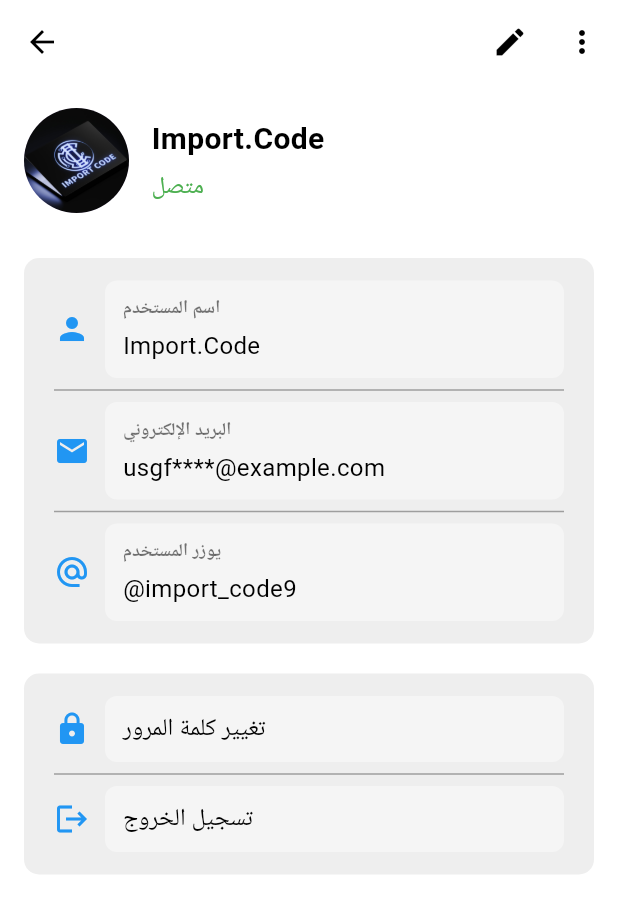
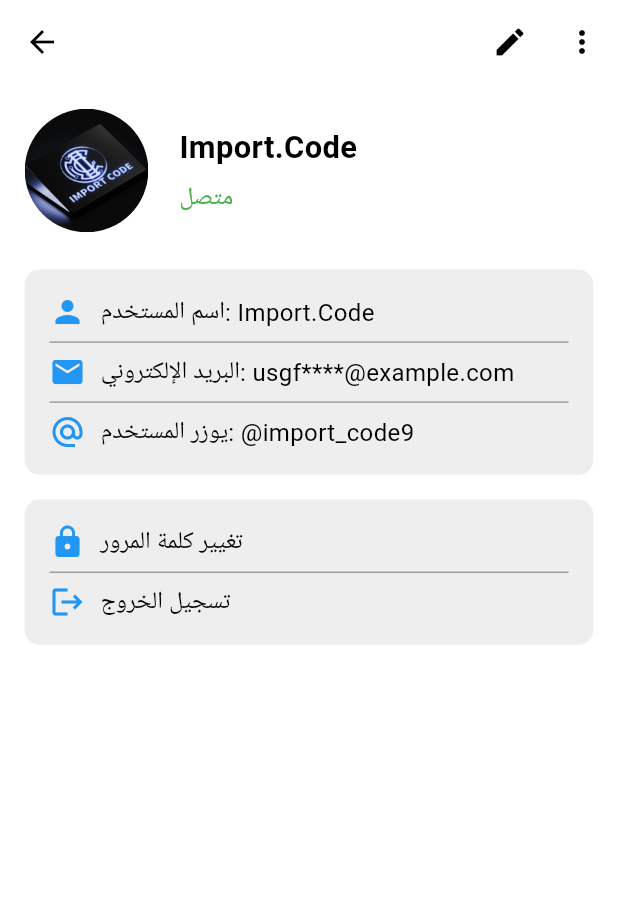
Before and after one commit to 4li9/invest, a Flutter app: the ProfileScreen screen opened by its route, on a phone screen of 412 x 824 dp. Shown: the top 913 px of the screen. Run offline on Flutter 3.47's test engine with Material 3 defaults, Android fonts, the phone set to English and light mode, and no system bars; our stand-ins replace flutter_screenutil, get, google_fonts.

Commit message:
تم عمل اتعديلات الاخيره على المشروع  واضفنا ايقونه للمشروع

```diff
--- a/lib/view/الصفحات/ProfileScreen.dart
+++ b/lib/view/الصفحات/ProfileScreen.dart
@@ -9,14 +9,13 @@
 }
 
 class _ProfileScreenState extends State<ProfileScreen> {
-  final String fullName = "Import.Code"; // الاسم الرباعي للمستخدم
-  final String email = "usgfgfer@example.com"; // البريد الإلكتروني
-  final String username = "@import_code9"; // يوزر المستخدم على التطبيق
+  final String fullName = "Import.Code";
+  final String email = "usgfgfer@example.com";
+  final String username = "@import_code9";
 
   ImageProvider<Object> profileImage =
-      AssetImage('assets/images/profile_picture.jpg'); // صورة الملف الشخصي
+      AssetImage('assets/images/profile_picture.jpg');
 
-  // دالة لتغيير صورة الملف الشخصي
   Future<void> _changeProfileImage() async {
     final pickedFile =
         await ImagePicker().pickImage(source: ImageSource.gallery);
@@ -27,7 +26,6 @@
     }
   }
 
-  // دالة لإخفاء جزء من البريد الإلكتروني
   String _obscureEmail(String email) {
     final parts = email.split('@');
     final username = parts[0];
@@ -41,44 +39,41 @@
 
   @override
   Widget build(BuildContext context) {
+    final screenWidth = MediaQuery.of(context).size.width;
+    final screenHeight = MediaQuery.of(context).size.height;
+
     return Scaffold(
-      backgroundColor: Colors.white, // تغيير الخلفية إلى الأبيض
+      backgroundColor: Colors.white,
       appBar: AppBar(
         backgroundColor: Colors.transparent,
         elevation: 0,
-        iconTheme: IconThemeData(
-            color: Colors.black), // تغيير لون الأيقونات إلى الأسود
+        iconTheme: IconThemeData(color: Colors.black),
         leading: IconButton(
           icon: Icon(Icons.arrow_back),
           onPressed: () {
-            Navigator.pop(context); // يرجع إلى الشاشة السابقة
+            Navigator.pop(context);
           },
         ),
         actions: [
           IconButton(
-            icon: Icon(Icons.edit, color: Colors.black), // أيقونة القلم للتعديل
+            icon: Icon(Icons.edit, color: Colors.black),
             onPressed: () {
               // وظيفة تعديل الملف الشخصي
             },
           ),
           PopupMenuButton<String>(
-            icon: Icon(Icons.more_vert,
-                color: Colors.black), // أيقونة الثلاث نقاط
-            color: Colors.grey[200], // لون خلفية القائمة
+            icon: Icon(Icons.more_vert, color: Colors.black),
+            color: Colors.grey[200],
             shape: RoundedRectangleBorder(
-              borderRadius: BorderRadius.circular(10), // إضافة حواف مستديرة
+              borderRadius: BorderRadius.circular(10),
             ),
             onSelected: (String value) {
-              // الإجراءات التي تحدث عند اختيار عنصر من القائمة
               switch (value) {
                 case 'edit_info':
-                  // وظيفة تعديل معلومات الملف الشخصي
                   break;
                 case 'change_language':
-                  // وظيفة تغيير لغة التطبيق
                   break;
                 case 'change_password':
-                  // وظيفة تغيير كلمة المرور
                   break;
               }
             },
@@ -86,45 +81,42 @@
               PopupMenuItem<String>(
                 value: 'edit_info',
                 child: Row(
-                  mainAxisAlignment:
-                      MainAxisAlignment.end, // محاذاة الأيقونة لليمين
+                  mainAxisAlignment: MainAxisAlignment.end,
                   children: [
                     Text(
                       'تعديل معلومات الملف',
                       style: TextStyle(color: Colors.black),
                     ),
                     SizedBox(width: 10),
-                    Icon(Icons.edit, color: Colors.black54), // أيقونة القلم
+                    Icon(Icons.edit, color: Colors.black54),
                   ],
                 ),
               ),
               PopupMenuItem<String>(
                 value: 'change_language',
                 child: Row(
-                  mainAxisAlignment:
-                      MainAxisAlignment.end, // محاذاة الأيقونة لليمين
+                  mainAxisAlignment: MainAxisAlignment.end,
                   children: [
                     Text(
                       'تغيير لغة التطبيق',
                       style: TextStyle(color: Colors.black),
                     ),
                     SizedBox(width: 10),
-                    Icon(Icons.language, color: Colors.black54), // أيقونة اللغة
+                    Icon(Icons.language, color: Colors.black54),
                   ],
                 ),
               ),
               PopupMenuItem<String>(
                 value: 'change_password',
                 child: Row(
-                  mainAxisAlignment:
-                      MainAxisAlignment.end, // محاذاة الأيقونة لليمين
+                  mainAxisAlignment: MainAxisAlignment.end,
                   children: [
                     Text(
                       'تغيير كلمة المرور',
                       style: TextStyle(color: Colors.black),
                     ),
                     SizedBox(width: 10),
-                    Icon(Icons.lock, color: Colors.black54), // أيقونة القفل
+                    Icon(Icons.lock, color: Colors.black54),
                   ],
                 ),
               ),
@@ -132,10 +124,10 @@
           ),
         ],
       ),
-      body: Padding(
-        padding: const EdgeInsets.all(16.0),
+      body: SingleChildScrollView(
+        padding: EdgeInsets.all(screenWidth * 0.04),
         child: Column(
-          crossAxisAlignment: CrossAxisAlignment.end, // المحاذاة إلى اليمين
+          crossAxisAlignment: CrossAxisAlignment.end,
           children: [
             Row(
               crossAxisAlignment: CrossAxisAlignment.center,
@@ -143,45 +135,37 @@
                 GestureDetector(
                   onTap: _changeProfileImage,
                   child: CircleAvatar(
-                    radius: 35,
-                    backgroundImage: profileImage, // الصورة القابلة للتغيير
+                    radius: screenWidth * 0.1,
+                    backgroundImage: profileImage,
                   ),
                 ),
-                SizedBox(width: 15),
+                SizedBox(width: screenWidth * 0.05),
                 Column(
                   crossAxisAlignment: CrossAxisAlignment.start,
                   children: [
                     Text(
                       fullName,
                       style: TextStyle(
-                        color: Colors.black, // تغيير لون النص إلى الأسود
-                        fontSize: 20,
+                        color: Colors.black,
+                        fontSize: screenWidth * 0.05,
                         fontWeight: FontWeight.bold,
                       ),
                     ),
-                    SizedBox(height: 5),
+                    SizedBox(height: screenHeight * 0.01),
                     Text(
                       "متصل",
                       style: TextStyle(
                         color: Colors.green,
-                        fontSize: 16,
+                        fontSize: screenWidth * 0.04,
                       ),
                     ),
                   ],
                 ),
               ],
             ),
-            SizedBox(height: 30),
-            // صندوق معلومات المستخدم
-            Container(
-              padding: EdgeInsets.symmetric(horizontal: 20, vertical: 15),
-              decoration: BoxDecoration(
-                color: Colors.grey[200], // خلفية الحقول باللون الرمادي الفاتح
-                borderRadius: BorderRadius.circular(10),
-              ),
-              child: Column(
-                crossAxisAlignment:
-                    CrossAxisAlignment.end, // المحاذاة إلى اليمين
+            SizedBox(height: screenHeight * 0.03),
+            _buildSection(
+              context,
               children: [
                 _buildProfileRow(
                   icon: Icons.person,
@@ -202,18 +186,9 @@
                 ),
               ],
             ),
-            ),
-            SizedBox(height: 20),
-            // صندوق تغيير كلمة المرور وتسجيل الخروج
-            Container(
-              padding: EdgeInsets.symmetric(horizontal: 20, vertical: 15),
-              decoration: BoxDecoration(
-                color: Colors.grey[200], // خلفية الحقول باللون الرمادي الفاتح
-                borderRadius: BorderRadius.circular(10),
-              ),
-              child: Column(
-                crossAxisAlignment:
-                    CrossAxisAlignment.end, // المحاذاة إلى اليمين
+            SizedBox(height: screenHeight * 0.02),
+            _buildSection(
+              context,
               children: [
                 _buildOptionRow(
                   icon: Icons.lock,
@@ -232,7 +207,6 @@
                 ),
               ],
             ),
-            ),
           ],
         ),
       ),
@@ -249,33 +223,9 @@
         Icon(icon, color: Colors.blue),
         SizedBox(width: 10),
         Expanded(
-          child: Container(
-            padding: EdgeInsets.symmetric(horizontal: 12, vertical: 10),
-            decoration: BoxDecoration(
-              color: Colors.grey[100], // اللون الرمادي الفاتح للخلفية
-              borderRadius: BorderRadius.circular(8),
-            ),
-            child: Column(
-              crossAxisAlignment: CrossAxisAlignment.start,
-              children: [
-                Text(
-                  label,
-                  style: TextStyle(
-                    color: Colors.black54, // لون النص الرمادي الفاتح
-                    fontSize: 12,
-                    fontWeight: FontWeight.bold,
-                  ),
-                ),
-                SizedBox(height: 4),
-                Text(
-                  value,
-                  style: TextStyle(
-                    color: Colors.black, // لون النص الأسود
-                    fontSize: 16,
-                  ),
-                ),
-              ],
-            ),
+          child: Text(
+            "$label: $value",
+            style: TextStyle(fontSize: 16, color: Colors.black),
           ),
         ),
       ],
@@ -294,22 +244,29 @@
           Icon(icon, color: Colors.blue),
           SizedBox(width: 10),
           Expanded(
-            child: Container(
-              padding: EdgeInsets.symmetric(horizontal: 12, vertical: 10),
-              decoration: BoxDecoration(
-                color: Colors.grey[100], // اللون الرمادي الفاتح للخلفية
-                borderRadius: BorderRadius.circular(8),
-              ),
             child: Text(
               label,
-                style: TextStyle(
-                  color: Colors.black, // لون النص الأسود
-                  fontSize: 16,
-                ),
-              ),
+              style: TextStyle(fontSize: 16, color: Colors.black),
             ),
           ),
         ],
+      ),
+    );
+  }
+
+  Widget _buildSection(BuildContext context, {required List<Widget> children}) {
+    return Container(
+      padding: EdgeInsets.symmetric(
+        horizontal: MediaQuery.of(context).size.width * 0.04,
+        vertical: MediaQuery.of(context).size.height * 0.02,
+      ),
+      decoration: BoxDecoration(
+        color: Colors.grey[200],
+        borderRadius: BorderRadius.circular(10),
+      ),
+      child: Column(
+        crossAxisAlignment: CrossAxisAlignment.end,
+        children: children,
       ),
     );
   }
--- a/lib/view/الصفحات/Welcome.dart
+++ b/lib/view/الصفحات/Welcome.dart
@@ -98,19 +98,21 @@
                 ],
               ),
               const SizedBox(height: 20),
+              if (hasInviter == true) ...[
                 TextField(
                   decoration: InputDecoration(
                     hintText: 'Referral ID',
                     filled: true,
                     fillColor: Colors.grey[200],
-                  enabled: hasInviter == true,
                     border: OutlineInputBorder(
                       borderRadius: BorderRadius.circular(8.0),
                       borderSide: BorderSide.none,
                     ),
                   ),
                 ),
-              const SizedBox(height: 40),
+                const SizedBox(height: 20),
+              ],
+              if (hasInviter != null) // زر يظهر فقط عند اختيار Yes أو No
                 ElevatedButton(
                   onPressed: () {
                     _showLoadingDialog();
```
Also changed, not shown: lib/controller/auth/CheckTheCode_controller.dart (+38 -9 lines), lib/view/widget/auth/Navigation bar.dart (+4 -3 lines), lib/view/الصفحات/CheckTheCode.dart (+18 -7 lines), lib/view/الصفحات/TeamMembersScreen.dart (+49 -46 lines), lib/view/الصفحات/HomePage.dart (deleted), 39 other files. Lines whose indentation alone changed are shown as unchanged.
